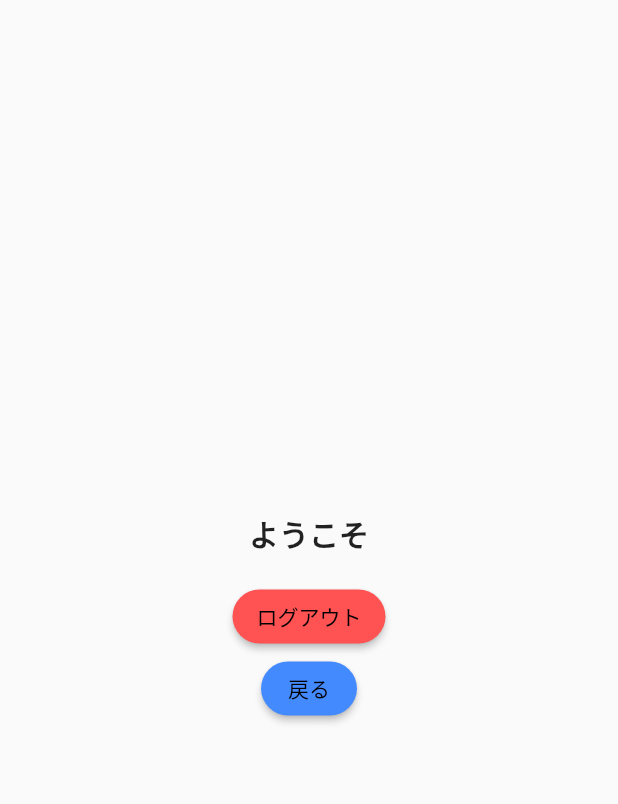
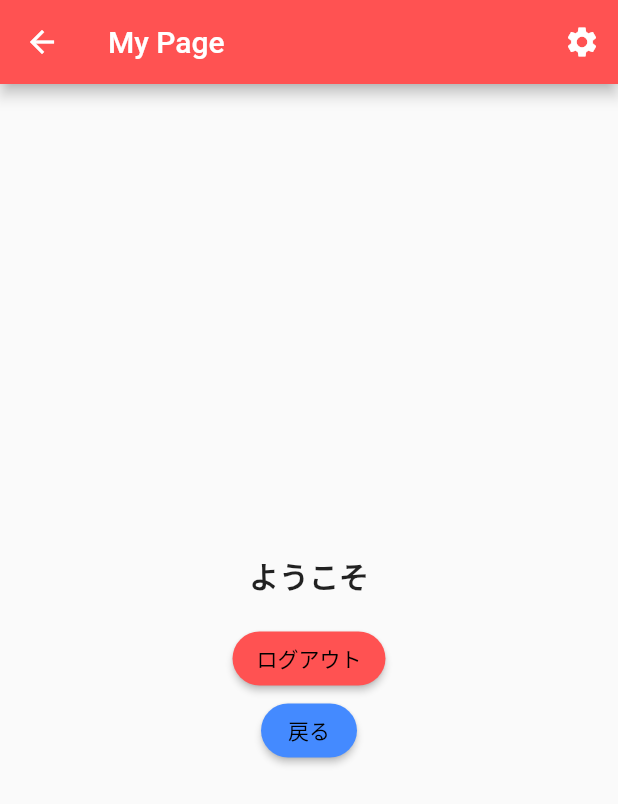
Before and after one commit to nyannsuke01/movie_share_app_flutter, a Flutter app: the Welcome screen opened directly, on a phone screen of 412 x 824 dp. Shown: the top 804 px of the screen. Run offline on Flutter 3.47's test engine with Material 2 defaults, Android fonts, the light colour scheme and no system bars; our stand-ins replace cached_network_image, cloud_firestore, convex_bottom_bar, dio, firebase_auth, firebase_core and 2 more; missing offline and left inert: favorite_button; accounts and stored records are empty; network calls fail.

Commit message:
Add MyPage Header

```diff
--- a/lib/view/pages/welcome.dart
+++ b/lib/view/pages/welcome.dart
@@ -14,6 +14,15 @@ class Welcome extends StatelessWidget {
   Widget build(BuildContext context) {
 
     return Scaffold(
+      appBar: AppBar(
+        backgroundColor: Colors.redAccent,
+        title: Text("My Page"),
+        actions: [IconButton(
+          icon: Icon(Icons.settings),
+          onPressed: () {
+          },
+        ),],
+      ),
       body:Center(
         child:Column(
           mainAxisSize: MainAxisSize.min,
```
